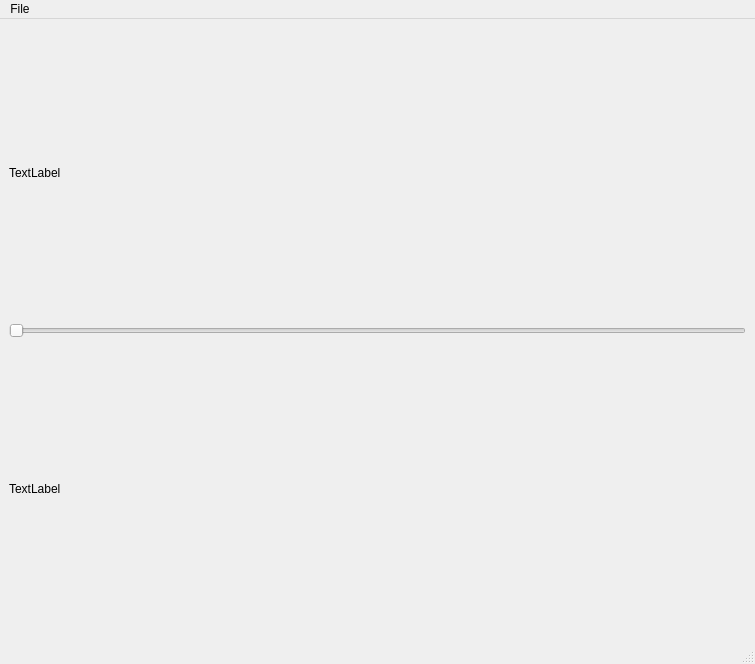
Above: DataExporter.ui from robomarvin1501/DISLoggerAndSQLExporter before the change. Below: the same form after it.
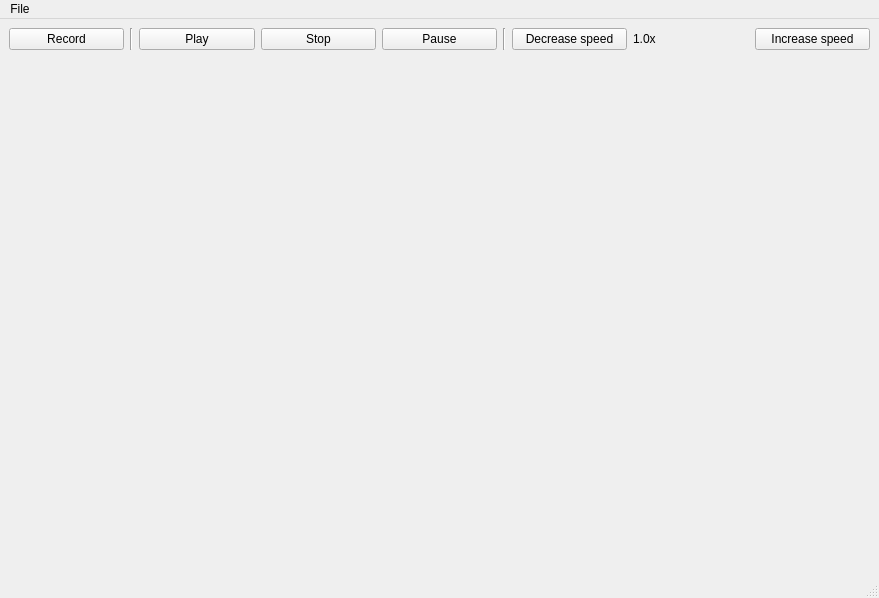
That is the form after the change.

```diff
--- a/DataExporter.ui
+++ b/DataExporter.ui
@@ -6,8 +6,8 @@
    <rect>
     <x>0</x>
     <y>0</y>
-    <width>755</width>
-    <height>664</height>
+    <width>879</width>
+    <height>598</height>
    </rect>
   </property>
   <property name="windowTitle">
@@ -15,29 +15,79 @@
   </property>
   <widget class="QWidget" name="centralwidget">
    <layout class="QGridLayout" name="gridLayout">
-    <item row="1" column="0">
-     <widget class="QSlider" name="horizontalSlider">
-      <property name="cursor">
-       <cursorShape>SizeHorCursor</cursorShape>
-      </property>
-      <property name="orientation">
-       <enum>Qt::Horizontal</enum>
-      </property>
-     </widget>
-    </item>
-    <item row="0" column="0">
-     <widget class="QLabel" name="label_current_time">
-      <property name="text">
-       <string>TextLabel</string>
-      </property>
-     </widget>
-    </item>
     <item row="2" column="0">
-     <widget class="QLabel" name="label_maximum_time">
-      <property name="text">
-       <string>TextLabel</string>
-      </property>
-     </widget>
+     <layout class="QVBoxLayout" name="verticalLayout">
+      <item>
+       <layout class="QHBoxLayout" name="horizontalLayout">
+        <item>
+         <widget class="QPushButton" name="buttonRecord">
+          <property name="text">
+           <string>Record</string>
+          </property>
+         </widget>
+        </item>
+        <item>
+         <widget class="Line" name="line">
+          <property name="orientation">
+           <enum>Qt::Vertical</enum>
+          </property>
+         </widget>
+        </item>
+        <item>
+         <widget class="QPushButton" name="buttonPlay">
+          <property name="text">
+           <string>Play</string>
+          </property>
+         </widget>
+        </item>
+        <item>
+         <widget class="QPushButton" name="buttonStop">
+          <property name="text">
+           <string>Stop</string>
+          </property>
+         </widget>
+        </item>
+        <item>
+         <widget class="QPushButton" name="buttonPause">
+          <property name="text">
+           <string>Pause</string>
+          </property>
+         </widget>
+        </item>
+        <item>
+         <widget class="Line" name="line_2">
+          <property name="orientation">
+           <enum>Qt::Vertical</enum>
+          </property>
+         </widget>
+        </item>
+        <item>
+         <widget class="QPushButton" name="buttonDecreaseSpeed">
+          <property name="text">
+           <string>Decrease speed</string>
+          </property>
+         </widget>
+        </item>
+        <item>
+         <widget class="QLabel" name="labelPlaybackSpeed">
+          <property name="text">
+           <string>1.0x</string>
+          </property>
+         </widget>
+        </item>
+        <item>
+         <widget class="QPushButton" name="buttonIncreaseSpeed">
+          <property name="text">
+           <string>Increase speed</string>
+          </property>
+         </widget>
+        </item>
+       </layout>
+      </item>
+     </layout>
+    </item>
+    <item row="3" column="0">
+     <widget class="QWidget" name="TimeLine" native="true"/>
     </item>
    </layout>
   </widget>
@@ -46,7 +96,7 @@
     <rect>
      <x>0</x>
      <y>0</y>
-     <width>755</width>
+     <width>879</width>
      <height>21</height>
     </rect>
    </property>
```
